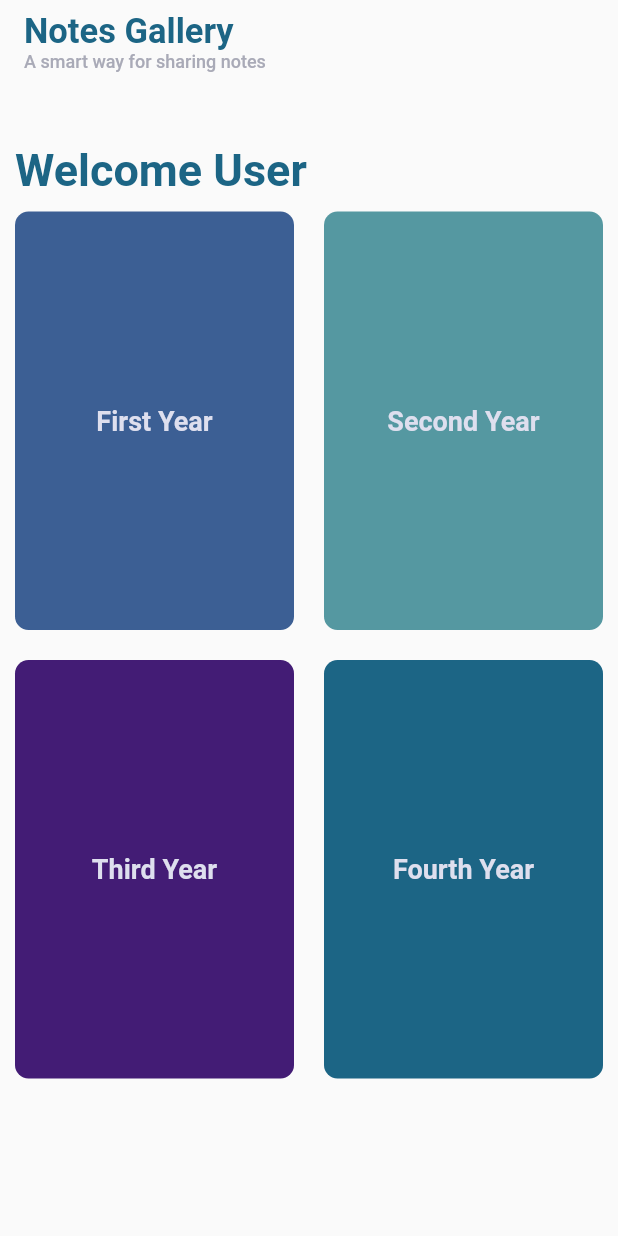
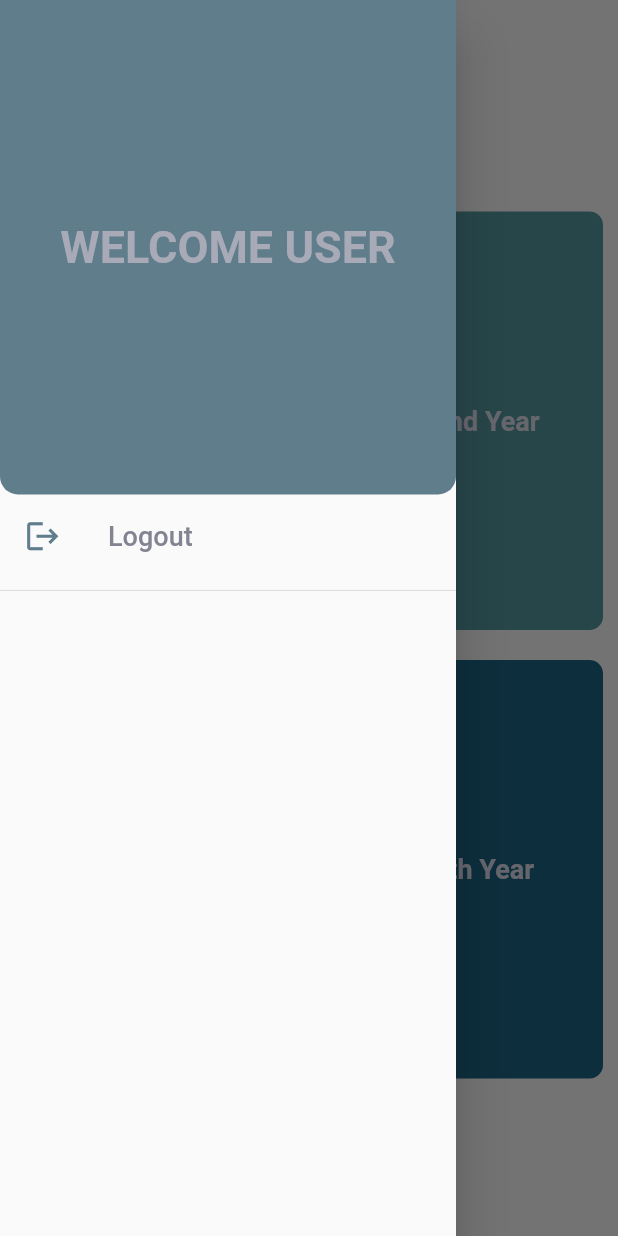
Before and after one commit to rak3n/NotesGallery-1, a Flutter app: the MyHomePage screen opened directly, with the side drawer open (before the commit the screen has no drawer), on a phone screen of 412 x 824 dp. Run offline on Flutter 3.47's test engine with Material 2 defaults, Android fonts, the phone set to English and light mode, and no system bars; our stand-ins replace file_picker, firebase_auth, firebase_core, firebase_storage, flutter_easyloading, share and 1 more; missing offline and left inert: syncfusion_flutter_pdfviewer; accounts and stored records are empty.

Commit message:
added drawer & signout functionality

```diff
--- a/lib/main.dart
+++ b/lib/main.dart
@@ -48,7 +48,7 @@ class MyApp extends StatelessWidget {
                   builder: (ctx, snapshot) =>
                       snapshot.connectionState == ConnectionState.waiting
                           ? SplashScreen()
-                          : SignUpScreen(),
+                          : LoginScreen(),
                 ),
           builder: EasyLoading.init(),
           routes: {
--- a/lib/provider/authProvider.dart
+++ b/lib/provider/authProvider.dart
@@ -68,6 +68,7 @@ class Authentication with ChangeNotifier {
   }
 
   Future<bool> autoLogin() async {
+    print("hitssss");
     final prefs = await SharedPreferences.getInstance();
     if (!prefs.containsKey("userId")) {
       return false;
@@ -78,7 +79,17 @@ class Authentication with ChangeNotifier {
     }
     _userId = uid;
     notifyListeners();
+    print("yha tk aaya");
     return true;
+  }
+
+  void logout() async {
+    print("hitted");
+    _userId = null;
+    _token = null;
+    final prefs = await SharedPreferences.getInstance();
+    prefs.clear();
+    notifyListeners();
   }
 
   Future<String?> _authenticate(
--- a/lib/screens/HomePageScreen/home_page_screen.dart
+++ b/lib/screens/HomePageScreen/home_page_screen.dart
@@ -1,5 +1,8 @@
 import 'package:flutter/material.dart';
+import 'package:notes_gallery/provider/authProvider.dart';
+import 'package:notes_gallery/screens/HomePageScreen/widgets/drawer_side.dart';
 import 'package:notes_gallery/widgets/box_gridView.dart';
+import 'package:provider/provider.dart';
 
 class MyHomePage extends StatefulWidget {
   //MyHomePage({Key? key, required this.title}) : super(key: key);
@@ -15,7 +18,7 @@ class _MyHomePageState extends State<MyHomePage> {
       appBar: AppBar(
         backgroundColor: Colors.transparent,
         elevation: 0,
-
+        iconTheme: IconThemeData(color: Colors.grey),
         // toolbarOpacity: 0,
         title: Column(
           crossAxisAlignment: CrossAxisAlignment.start,
@@ -30,11 +33,14 @@ class _MyHomePageState extends State<MyHomePage> {
             Text(
               "A smart way for sharing notes",
               style: TextStyle(
-                  fontSize: 12, color: Color.fromRGBO(169, 170, 183, 1)),
+                fontSize: 12,
+                color: Color.fromRGBO(169, 170, 183, 1),
+              ),
             ),
           ],
         ),
       ),
+      drawer: SideDrawer(),
       body: Padding(
         padding: const EdgeInsets.all(10.0),
         child: Column(
--- /dev/null
+++ b/lib/screens/HomePageScreen/widgets/drawer_side.dart
@@ -0,0 +1,62 @@
+import 'package:flutter/material.dart';
+import 'package:notes_gallery/provider/authProvider.dart';
+import 'package:provider/provider.dart';
+
+class SideDrawer extends StatelessWidget {
+  const SideDrawer({
+    Key? key,
+  }) : super(key: key);
+
+  @override
+  Widget build(BuildContext context) {
+    return Drawer(
+      child: Center(
+        child: Column(
+          crossAxisAlignment: CrossAxisAlignment.start,
+          //  mainAxisAlignment: MainAxisAlignment.center,
+          children: [
+            Container(
+              decoration: BoxDecoration(
+                color: Colors.blueGrey,
+                borderRadius: BorderRadius.only(
+                  bottomLeft: Radius.circular(12),
+                  bottomRight: Radius.circular(12),
+                ),
+              ),
+              height: MediaQuery.of(context).size.height * 0.4,
+              width: double.infinity,
+              child: Center(
+                child: Text(
+                  "WELCOME USER",
+                  style: TextStyle(
+                    fontSize: 30,
+                    fontWeight: FontWeight.bold,
+                    color: Color.fromRGBO(169, 170, 183, 1),
+                  ),
+                ),
+              ),
+            ),
+            ListTile(
+              leading: Icon(
+                Icons.logout,
+                size: 25,
+                color: Colors.blueGrey,
+              ),
+              title: Text(
+                "Logout",
+                style: TextStyle(
+                  fontSize: 18,
+                  color: Color.fromARGB(255, 131, 132, 145),
+                ),
+              ),
+              onTap: () {
+                Provider.of<Authentication>(context, listen: false).logout();
+              },
+            ),
+            Divider(),
+          ],
+        ),
+      ),
+    );
+  }
+}
```
